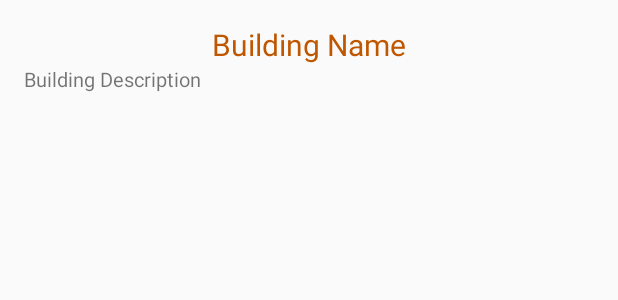
After one commit to joshfrankl/LonghornWelcome, an Android app: the layout activity_key_buildings.xml on its own in the app's theme, with its tools: preview values and no code run, on a phone screen of 412 x 824 dp. The commit adds this screen. Shown: the top 300 px of the screen. Run offline under Robolectric (Android 15) with nearby library versions, the phone set to English and light mode, and no system bars.

Commit message:
Finished activity for key buildings and created launcher icons

```diff
--- a/app/src/main/AndroidManifest.xml
+++ b/app/src/main/AndroidManifest.xml
@@ -15,7 +15,8 @@
                 <category android:name="android.intent.category.LAUNCHER" />
             </intent-filter>
         </activity>
-        <activity android:name=".FightSongActivity"></activity>
+        <activity android:name=".FightSongActivity" />
+        <activity android:name=".KeyBuildingsActivity"></activity>
     </application>
 
 </manifest>
--- /dev/null
+++ b/app/src/main/res/layout/activity_key_buildings.xml
@@ -0,0 +1,40 @@
+<?xml version="1.0" encoding="utf-8"?>
+<RelativeLayout xmlns:android="http://schemas.android.com/apk/res/android"
+    xmlns:tools="http://schemas.android.com/tools"
+    android:layout_width="match_parent"
+    android:layout_height="match_parent"
+    android:paddingBottom="@dimen/activity_vertical_margin"
+    android:paddingLeft="@dimen/activity_horizontal_margin"
+    android:paddingRight="@dimen/activity_horizontal_margin"
+    android:paddingTop="@dimen/activity_vertical_margin"
+    tools:context="com.cs329e.joshfrankl.longhornwelcome.KeyBuildingsActivity">
+
+    <TextView
+        android:layout_width="match_parent"
+        android:layout_height="wrap_content"
+        android:text="Building Name"
+        android:id="@+id/buildingTitle"
+        android:layout_alignParentTop="true"
+        android:layout_centerHorizontal="true"
+        android:gravity="center"
+        android:textColor="#bf5700"
+        android:textSize="20sp" />
+
+    <ImageView
+        android:layout_width="match_parent"
+        android:layout_height="wrap_content"
+        android:id="@+id/buildingImage"
+        android:layout_below="@+id/buildingTitle"
+        android:layout_alignParentLeft="true"
+        android:layout_alignParentStart="true" />
+
+    <TextView
+        android:layout_width="match_parent"
+        android:layout_height="wrap_content"
+        android:text="Building Description"
+        android:id="@+id/buildingDescription"
+        android:textSize="13sp"
+        android:layout_below="@+id/buildingImage"
+        android:layout_alignParentRight="true"
+        android:layout_alignParentEnd="true" />
+</RelativeLayout>
```
Also changed, not shown: app/src/main/java/com/cs329e/joshfrankl/longhornwelcome/KeyBuildingsActivity.java (added, +42 -0 lines), app/src/main/java/com/cs329e/joshfrankl/longhornwelcome/MainActivity.java (+21 -3 lines), app/src/main/res/drawable/dkr.jpg (added), app/src/main/res/drawable/fac.jpg (added), app/src/main/res/drawable/pcl.jpg (added), app/src/main/res/mipmap-hdpi/ic_launcher.png, app/src/main/res/mipmap-mdpi/ic_launcher.png, app/src/main/res/mipmap-xhdpi/ic_launcher.png, app/src/main/res/mipmap-xxhdpi/ic_launcher.png, app/src/main/res/mipmap-xxxhdpi/ic_launcher.png.
